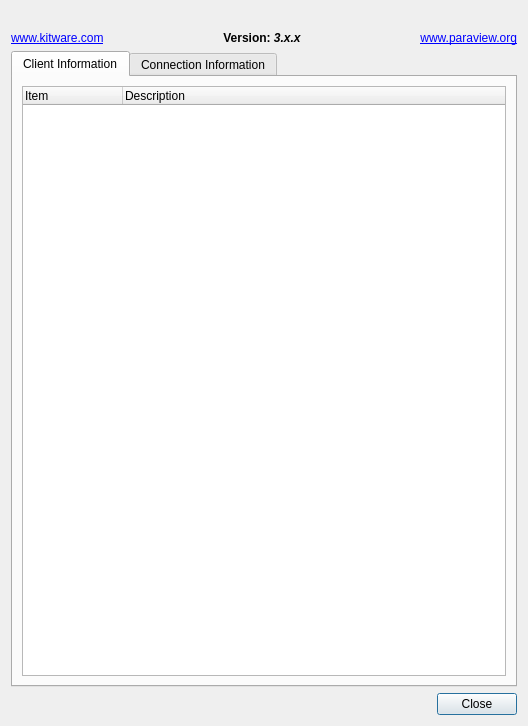
morphomuseum/ISE-MeshTools, file Qt/mqAboutDialog.ui: the form before one commit.
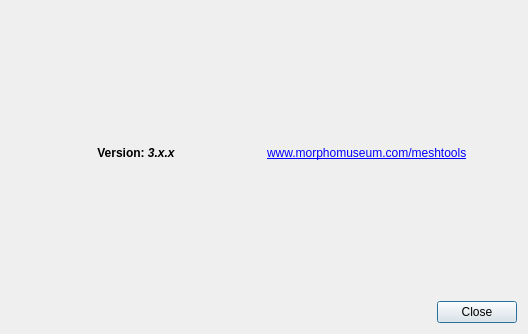
The form after the commit. Icons and pictures are not drawn.

Commit message: About dialog : dirty hacks from Paraview. Requires so many classes to manage that. Do not know yet whether this is worth it...

```diff
--- a/Qt/mqAboutDialog.ui
+++ b/Qt/mqAboutDialog.ui
@@ -7,7 +7,7 @@
     <x>0</x>
     <y>0</y>
     <width>528</width>
-    <height>726</height>
+    <height>334</height>
    </rect>
   </property>
   <property name="sizePolicy">
@@ -24,27 +24,7 @@
   </property>
   <layout class="QVBoxLayout" name="verticalLayout">
    <item>
-    <widget class="QLabel" name="Image">
-     <property name="text">
-      <string/>
-     </property>
-     <property name="pixmap">
-      <pixmap resource="../pqComponents.qrc">:/pqWidgets/Icons/PVSplashScreen.png</pixmap>
-     </property>
-     <property name="alignment">
-      <set>Qt::AlignCenter</set>
-     </property>
-    </widget>
-   </item>
-   <item>
-    <layout class="QHBoxLayout" name="horizontalLayout" stretch="0,1,0">
-     <item>
-      <widget class="QLabel" name="label_3">
-       <property name="text">
-        <string>&lt;a href=\&quot;http://www.kitware.com\&quot;&gt;www.kitware.com&lt;/a&gt;</string>
-       </property>
-      </widget>
-     </item>
+    <layout class="QHBoxLayout" name="horizontalLayout" stretch="0,0">
      <item>
       <widget class="QLabel" name="VersionLabel">
        <property name="text">
@@ -61,91 +41,15 @@
      <item>
       <widget class="QLabel" name="label_2">
        <property name="text">
-        <string>&lt;a href=\&quot;http://www.paraview.org\&quot;&gt;www.paraview.org&lt;/a&gt;</string>
+        <string>&lt;a href=\&quot;http://www.morphomuseum.com/meshtools\&quot;&gt;www.morphomuseum.com/meshtools&lt;/a&gt;</string>
        </property>
        <property name="textFormat">
         <enum>Qt::RichText</enum>
        </property>
-       <property name="alignment">
-        <set>Qt::AlignRight|Qt::AlignTrailing|Qt::AlignVCenter</set>
-       </property>
       </widget>
      </item>
     </layout>
    </item>
-   <item>
-    <widget class="QTabWidget" name="tabWidget">
-     <property name="currentIndex">
-      <number>0</number>
-     </property>
-     <widget class="QWidget" name="tabClient">
-      <attribute name="title">
-       <string>Client Information</string>
-      </attribute>
-      <layout class="QVBoxLayout">
-       <property name="spacing">
-        <number>6</number>
-       </property>
-       <property name="margin">
-        <number>9</number>
-       </property>
-       <item>
-        <widget class="QTreeWidget" name="ClientInformation">
-         <property name="alternatingRowColors">
-          <bool>true</bool>
-         </property>
-         <property name="rootIsDecorated">
-          <bool>false</bool>
-         </property>
-         <column>
-          <property name="text">
-           <string>Item</string>
-          </property>
-         </column>
-         <column>
-          <property name="text">
-           <string>Description</string>
-          </property>
-         </column>
-        </widget>
-       </item>
-      </layout>
-     </widget>
-     <widget class="QWidget" name="tabServer">
-      <attribute name="title">
-       <string>Connection Information</string>
-      </attribute>
-      <layout class="QGridLayout">
-       <property name="margin">
-        <number>9</number>
-       </property>
-       <property name="spacing">
-        <number>6</number>
-       </property>
-       <item row="0" column="0">
-        <widget class="QTreeWidget" name="ServerInformation">
-         <property name="alternatingRowColors">
-          <bool>true</bool>
-         </property>
-         <property name="rootIsDecorated">
-          <bool>false</bool>
-         </property>
-         <column>
-          <property name="text">
-           <string>Item</string>
-          </property>
-         </column>
-         <column>
-          <property name="text">
-           <string>Description</string>
-          </property>
-         </column>
-        </widget>
-       </item>
-      </layout>
-     </widget>
-    </widget>
-   </item>
    <item>
     <widget class="QDialogButtonBox" name="buttonBox">
      <property name="standardButtons">
```
Left out of the diff: 8 changed lines with no effect on the pictures. The commit also changes 11 other files.
